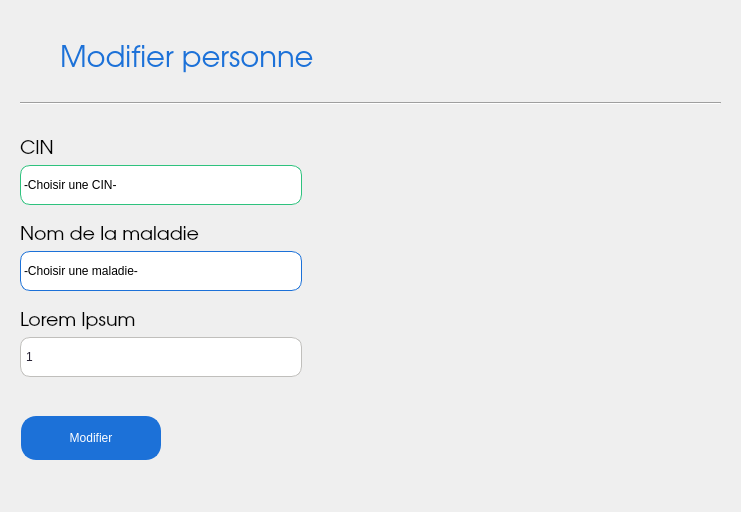
This is Maladie/Modifier/modifier.ui in Mindblownserver/mini-project as Qt 5 draws it before an edit. The edited form follows.
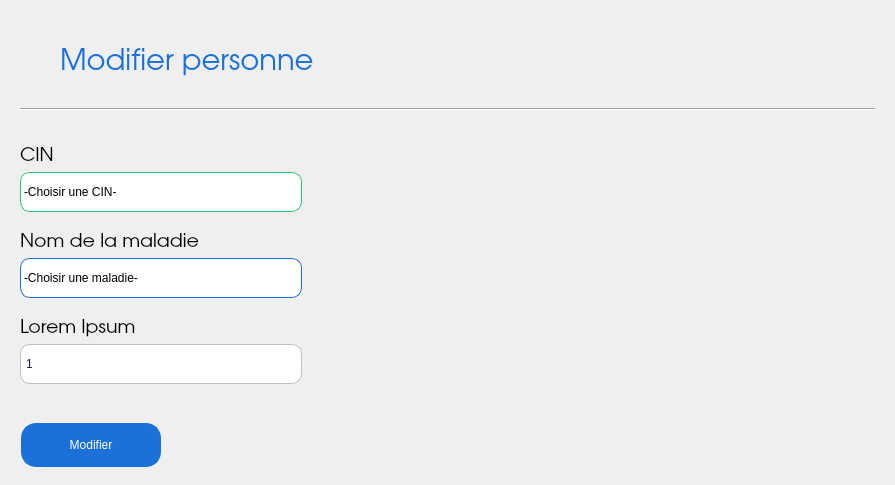
This is the edited form. Icons and pictures are not drawn.

Diff of the .ui file:
```diff
--- a/Maladie/Modifier/modifier.ui
+++ b/Maladie/Modifier/modifier.ui
@@ -6,8 +6,8 @@
    <rect>
     <x>0</x>
     <y>0</y>
-    <width>741</width>
-    <height>512</height>
+    <width>895</width>
+    <height>481</height>
    </rect>
   </property>
   <property name="windowTitle">
@@ -22,13 +22,13 @@
      <property name="minimumSize">
       <size>
        <width>100</width>
-       <height>80</height>
+       <height>120</height>
       </size>
      </property>
      <property name="maximumSize">
       <size>
        <width>16777215</width>
-       <height>200</height>
+       <height>120</height>
       </size>
      </property>
      <property name="frameShape">
```
